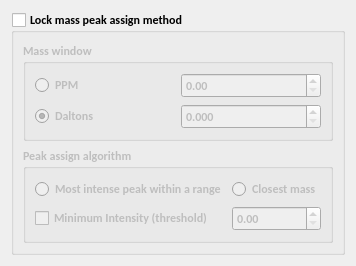
Old version of the form src/libs/adwidgets/mslockform.ui in the repository qtplatz/qtplatz.
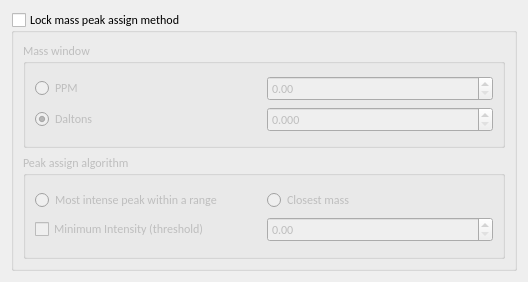
New version of the form.

Patch:
```diff
--- a/src/libs/adwidgets/mslockform.ui
+++ b/src/libs/adwidgets/mslockform.ui
@@ -6,8 +6,8 @@
    <rect>
     <x>0</x>
     <y>0</y>
-    <width>330</width>
-    <height>253</height>
+    <width>528</width>
+    <height>282</height>
    </rect>
   </property>
   <property name="windowTitle">
@@ -27,8 +27,8 @@
        <property name="font">
         <font>
          <family>Calibri</family>
-         <weight>75</weight>
-         <bold>true</bold>
+         <weight>50</weight>
+         <bold>false</bold>
         </font>
        </property>
        <property name="title">
```
